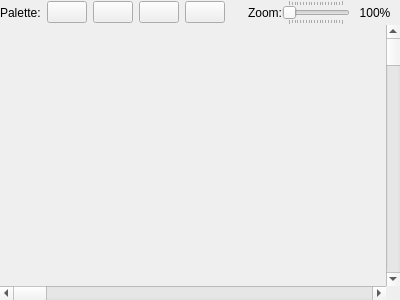
Old version of the form apps/ide/common/panzoomrenderer.ui in the repository christopherpow/nesicide.
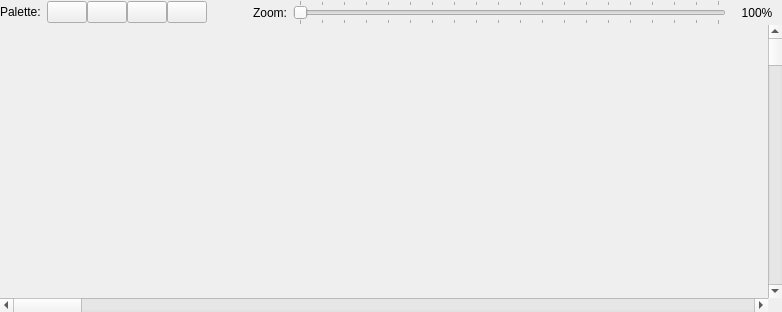
New version of the form. Custom widgets are drawn as their Qt base class.

Commit message: Some layout issues addressed.

```diff
--- a/apps/ide/common/panzoomrenderer.ui
+++ b/apps/ide/common/panzoomrenderer.ui
@@ -6,8 +6,8 @@
    <rect>
     <x>0</x>
     <y>0</y>
-    <width>400</width>
-    <height>300</height>
+    <width>782</width>
+    <height>312</height>
    </rect>
   </property>
   <property name="mouseTracking">
@@ -19,30 +19,45 @@
   <property name="widgetResizable" stdset="0">
    <bool>true</bool>
   </property>
-  <layout class="QGridLayout" name="gridLayout">
-   <property name="margin">
+  <layout class="QGridLayout" name="gridLayout" rowstretch="0,1">
+   <property name="leftMargin">
+    <number>0</number>
+   </property>
+   <property name="topMargin">
+    <number>0</number>
+   </property>
+   <property name="rightMargin">
+    <number>0</number>
+   </property>
+   <property name="bottomMargin">
     <number>0</number>
    </property>
    <property name="spacing">
     <number>0</number>
    </property>
-   <item row="0" column="0" colspan="2">
-    <layout class="QHBoxLayout" name="horizontalLayout">
+   <item row="0" column="0">
+    <layout class="QHBoxLayout" name="horizontalLayout" stretch="0,0,0,0,1,0">
+     <property name="spacing">
+      <number>6</number>
+     </property>
+     <item>
+      <widget class="QLabel" name="paletteLabel">
+       <property name="sizePolicy">
+        <sizepolicy hsizetype="Preferred" vsizetype="Fixed">
+         <horstretch>0</horstretch>
+         <verstretch>0</verstretch>
+        </sizepolicy>
+       </property>
+       <property name="text">
+        <string>Palette:</string>
+       </property>
+      </widget>
+     </item>
      <item>
       <layout class="QHBoxLayout" name="paletteLayout">
        <property name="spacing">
-        <number>6</number>
-       </property>
-       <property name="margin">
         <number>0</number>
        </property>
-       <item>
-        <widget class="QLabel" name="paletteLabel">
-         <property name="text">
-          <string>Palette:</string>
-         </property>
-        </widget>
-       </item>
        <item>
         <widget class="QtColorPicker" name="col0PushButton">
          <property name="sizePolicy">
@@ -65,7 +80,7 @@
        <item>
         <widget class="QtColorPicker" name="col1PushButton">
          <property name="sizePolicy">
-          <sizepolicy hsizetype="Fixed" vsizetype="Fixed">
+          <sizepolicy hsizetype="Preferred" vsizetype="Fixed">
            <horstretch>0</horstretch>
            <verstretch>0</verstretch>
           </sizepolicy>
@@ -84,7 +99,7 @@
        <item>
         <widget class="QtColorPicker" name="col2PushButton">
          <property name="sizePolicy">
-          <sizepolicy hsizetype="Fixed" vsizetype="Fixed">
+          <sizepolicy hsizetype="Preferred" vsizetype="Fixed">
            <horstretch>0</horstretch>
            <verstretch>0</verstretch>
           </sizepolicy>
@@ -103,7 +118,7 @@
        <item>
         <widget class="QtColorPicker" name="col3PushButton">
          <property name="sizePolicy">
-          <sizepolicy hsizetype="Fixed" vsizetype="Fixed">
+          <sizepolicy hsizetype="Preferred" vsizetype="Fixed">
            <horstretch>0</horstretch>
            <verstretch>0</verstretch>
           </sizepolicy>
@@ -202,8 +217,8 @@
      </item>
     </layout>
    </item>
-   <item row="3" column="0" colspan="2">
-    <layout class="QGridLayout" name="gridLayout_3">
+   <item row="1" column="0">
+    <layout class="QGridLayout" name="gridLayout_3" rowstretch="1,0" columnstretch="1,0">
      <property name="spacing">
       <number>0</number>
      </property>
```
Left out of the diff: 13 changed lines with no effect on the pictures. The commit also changes 10 other files.
